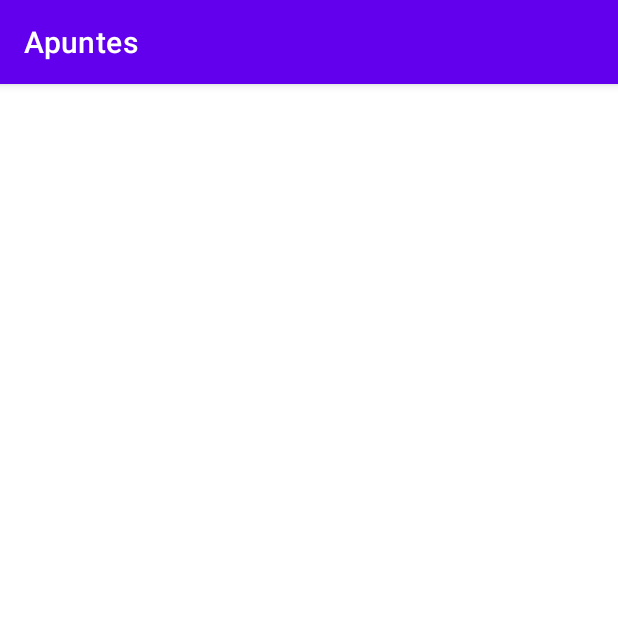
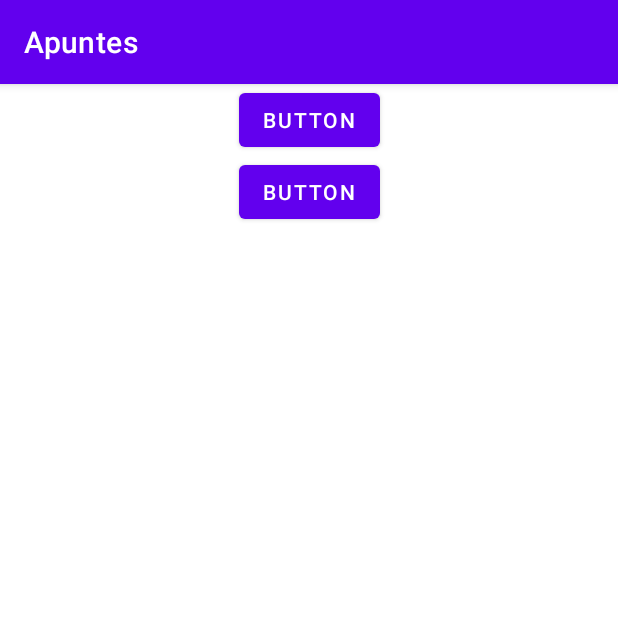
Before and after one commit to hilariocamachomore/Apuntes, an Android app: the screen it shows after launch (MenuActivity), on a phone screen of 412 x 824 dp, the top half of it. Run offline under Robolectric (Android 15) with nearby library versions, the phone set to English and light mode, and no system bars.

Commit message:
DESDE INF A con 2 botones en la activity

```diff
--- a/app/src/main/res/layout/activity_menu.xml
+++ b/app/src/main/res/layout/activity_menu.xml
@@ -5,4 +5,28 @@
     android:id="@+id/main"
     android:layout_width="match_parent"
     android:layout_height="match_parent"
-    tools:context=".MenuActivity"/>
+    tools:context=".MenuActivity">
+
+    <androidx.constraintlayout.widget.ConstraintLayout
+        android:layout_width="match_parent"
+        android:layout_height="match_parent">
+
+        <Button
+            android:id="@+id/btn1"
+            android:layout_width="wrap_content"
+            android:layout_height="wrap_content"
+            android:text="Button"
+            app:layout_constraintEnd_toEndOf="parent"
+            app:layout_constraintStart_toStartOf="parent"
+            app:layout_constraintTop_toTopOf="parent" />
+
+        <Button
+            android:id="@+id/btn2"
+            android:layout_width="wrap_content"
+            android:layout_height="wrap_content"
+            android:text="Button"
+            app:layout_constraintEnd_toEndOf="parent"
+            app:layout_constraintStart_toStartOf="parent"
+            app:layout_constraintTop_toBottomOf="@+id/btn1" />
+    </androidx.constraintlayout.widget.ConstraintLayout>
+</androidx.constraintlayout.widget.ConstraintLayout>
```
